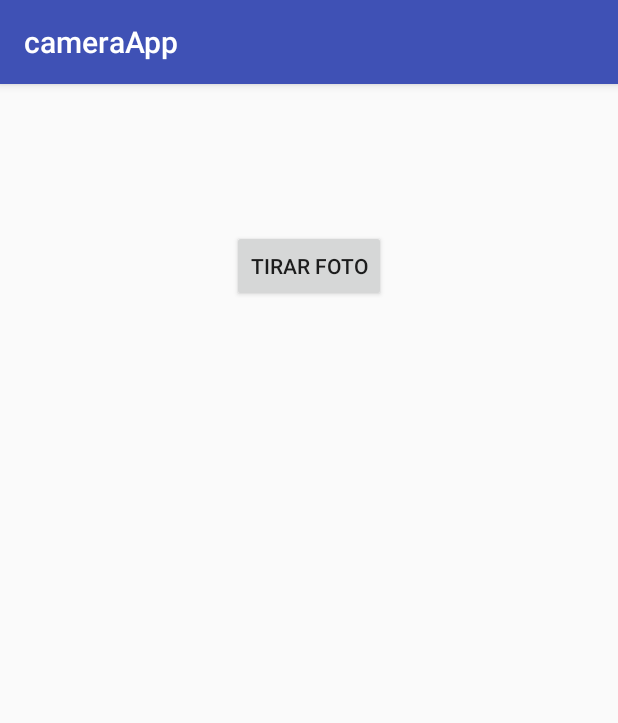
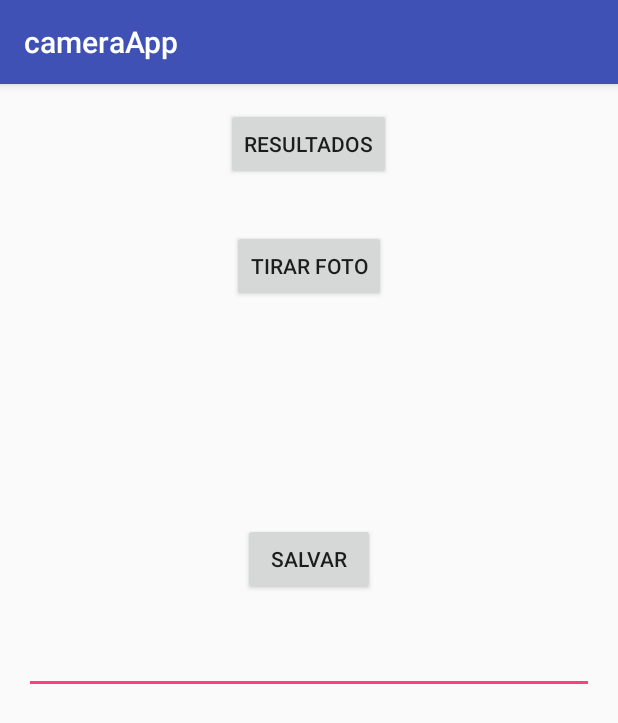
Before and after one commit to luancklein/AplicativoCamera, an Android app: the screen it shows after launch (MainActivity), on a phone screen of 412 x 824 dp. Shown: the top 723 px of the screen. Run offline under Robolectric (Android 15) with nearby library versions, the phone set to English and light mode, and no system bars.

```diff
--- /dev/null
+++ b/app/src/main/java/app/br/edu/ifc/cameraapp/DatabaseHelper.java
@@ -0,0 +1,27 @@
+package app.br.edu.ifc.cameraapp;
+
+import android.content.Context;
+import android.database.sqlite.SQLiteDatabase;
+import android.database.sqlite.SQLiteOpenHelper;
+
+
+
+public class DatabaseHelper extends SQLiteOpenHelper{
+    private static final String BANCO_DADOS = "Tags";
+    private static int VERSAO = 1;
+
+    public DatabaseHelper(Context context)
+    {
+        super(context, BANCO_DADOS, null, VERSAO);
+    }
+
+    @Override
+    public void onCreate(SQLiteDatabase db){
+        db.execSQL("CREATE TABLE dataImage (_id INTEGER PRIMARY KEY, wayToImage TEXT, imageTag TEXT);");
+    }
+
+    @Override
+    public void onUpgrade(SQLiteDatabase db, int oldVersion, int newVersion){}
+
+
+}
--- a/app/src/main/java/app/br/edu/ifc/cameraapp/MainActivity.java
+++ b/app/src/main/java/app/br/edu/ifc/cameraapp/MainActivity.java
@@ -1,6 +1,8 @@
 package app.br.edu.ifc.cameraapp;
 
+import android.content.ContentValues;
 import android.content.Intent;
+import android.database.sqlite.SQLiteDatabase;
 import android.graphics.Bitmap;
 import android.graphics.BitmapFactory;
 import android.net.Uri;
@@ -11,22 +13,66 @@ import android.support.v7.app.AppCompatActivity;
 import android.os.Bundle;
 import android.view.View;
 import android.widget.Button;
+import android.widget.EditText;
 import android.widget.ImageView;
+import android.widget.Toast;
 
 import java.io.File;
 import java.io.IOException;
 import java.text.SimpleDateFormat;
 import java.util.Date;
 
+
+
 public class MainActivity extends AppCompatActivity {
+    private DatabaseHelper helper;
+    private EditText tagText;
+    private Button saveButton;
+    private Button changeIntent;
+
+
 
     @Override
     protected void onCreate(Bundle savedInstanceState) {
         super.onCreate(savedInstanceState);
         setContentView(R.layout.activity_main);
 
+        tagText = (EditText) findViewById(R.id.textTag);
+        saveButton = (Button) findViewById(R.id.saveButton);
+        changeIntent = (Button) findViewById(R.id.goToResults);
+        helper = new DatabaseHelper(this);
+
+        saveButton.setOnClickListener(new View.OnClickListener() {
+            @Override
+            public void onClick(View v) {
+
+                SQLiteDatabase db = helper.getWritableDatabase();
+                ContentValues values = new ContentValues();
+                values.put("wayToImage", "apenas fingindo um caminho");
+                values.put("imageTag", tagText.getText().toString());
+
+                long resultado = db.insert("dataImage", null, values);
+                if (resultado != -1){
+                    Toast.makeText(MainActivity.this, "Cadastro realizado!", Toast.LENGTH_LONG).show();
+                }
+                else
+                {
+                    Toast.makeText(MainActivity.this, "Deu merda, como de praxe!", Toast.LENGTH_LONG).show();
+                }
+            }
+        });
+
+        changeIntent.setOnClickListener(new View.OnClickListener() {
+            @Override
+            public void onClick(View v) {
+                Intent it = new Intent(MainActivity.this, Main2Activity.class);
+                startActivity(it);
+            }
+        });
+
+
+
         Button btnPhoto = (Button) findViewById(R.id.btnFoto);
-
         btnPhoto.setOnClickListener(new View.OnClickListener() {
             @Override
             public void onClick(View v) {
@@ -55,6 +101,11 @@ public class MainActivity extends AppCompatActivity {
         }
     }
 
-
+    @Override
+    protected void onDestroy()
+    {
+        helper.close();
+        super.onDestroy();
+    }
 
 }
--- a/app/src/main/res/layout/activity_main.xml
+++ b/app/src/main/res/layout/activity_main.xml
@@ -25,4 +25,30 @@
         android:layout_below="@+id/btnFoto"
         android:layout_centerHorizontal="true"
         android:layout_marginTop="147dp" />
+
+    <EditText
+        android:layout_width="wrap_content"
+        android:layout_height="wrap_content"
+        android:id="@+id/textTag"
+        android:layout_centerVertical="true"
+        android:layout_alignParentRight="true"
+        android:layout_alignParentEnd="true"
+        android:layout_alignParentLeft="true"
+        android:layout_alignParentStart="true" />
+
+    <Button
+        android:layout_width="wrap_content"
+        android:layout_height="wrap_content"
+        android:text="Salvar"
+        android:id="@+id/saveButton"
+        android:layout_alignTop="@+id/imageView"
+        android:layout_centerHorizontal="true" />
+
+    <Button
+        android:layout_width="wrap_content"
+        android:layout_height="wrap_content"
+        android:text="Resultados"
+        android:id="@+id/goToResults"
+        android:layout_alignParentTop="true"
+        android:layout_centerHorizontal="true" />
 </RelativeLayout>
```
Also changed, not shown: app/src/main/AndroidManifest.xml (+4 -5 lines), app/src/main/java/app/br/edu/ifc/cameraapp/Main2Activity.java (added, +53 -0 lines), app/src/main/java/app/br/edu/ifc/cameraapp/Main3Activity.java (added, +13 -0 lines), app/src/main/res/layout/activity_main2.xml (added, +38 -0 lines), app/src/main/res/layout/activity_main3.xml (added, +30 -0 lines).
